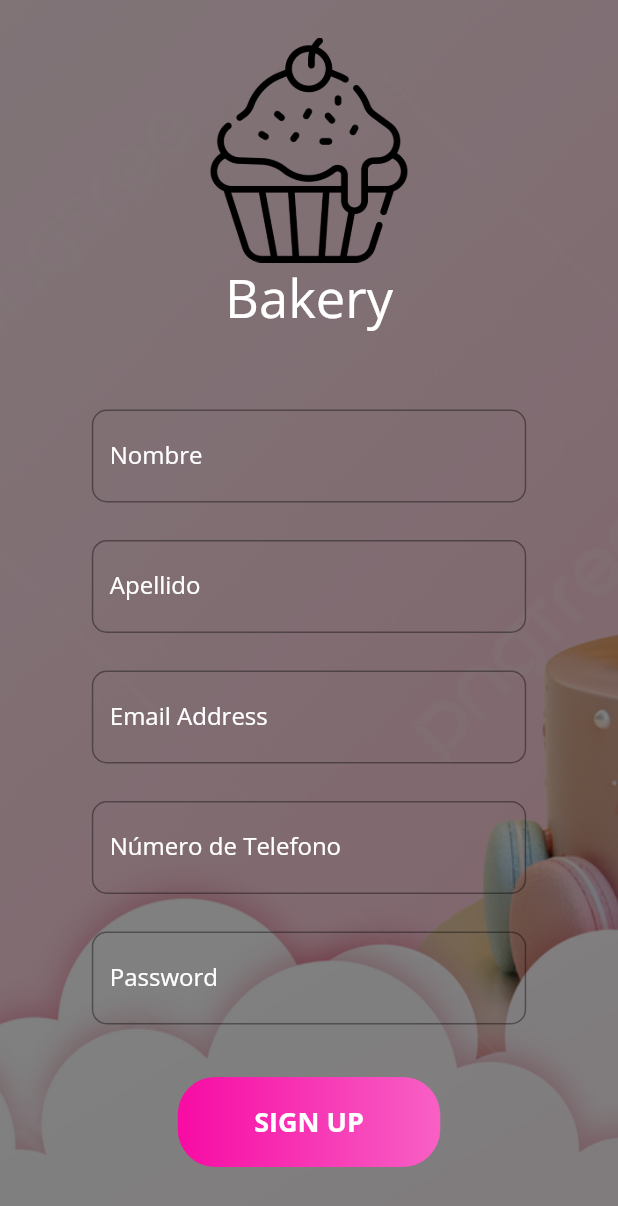
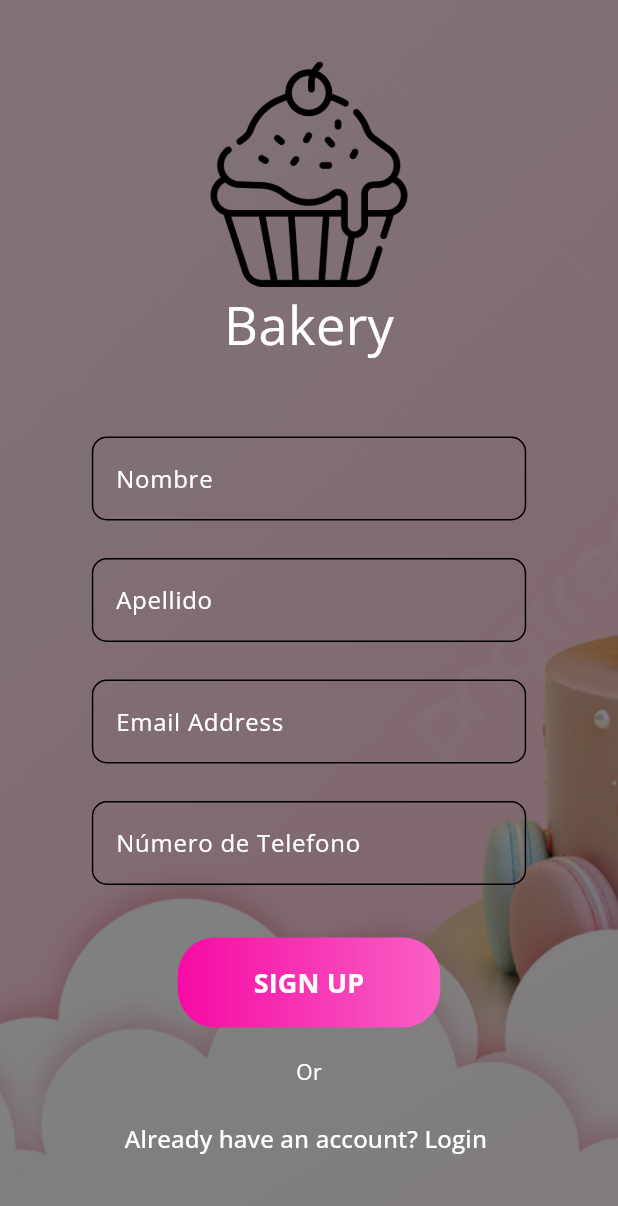
Before and after one commit to EZEVAR/bakery, a Flutter app: the RegisterView screen opened directly, on a phone screen of 412 x 824 dp. Shown: the top 1206 px of the screen. Run offline on Flutter 3.47's test engine with Material 2 defaults, Android fonts, the light colour scheme and no system bars; our stand-ins replace bloc, cloud_firestore, equatable, firebase_auth, firebase_core, flutter_bloc and 8 more; accounts and stored records are empty.

Commit message:
update
modificaciones en register y se agrega diseño ui

```diff
--- a/lib/auth/register/cubit/register_state.dart
+++ b/lib/auth/register/cubit/register_state.dart
@@ -2,7 +2,6 @@
 
 class RegisterState extends Equatable {
   final EmailInput emailInput;
-  final PasswordInput passwordInput;
   final NameInput nameInput;
   final LastnameInput lastnameInput;
   final PhoneInput phoneInput;
@@ -10,7 +9,6 @@
 
   const RegisterState({
     this.emailInput = const EmailInput.pure(),
-    this.passwordInput = const PasswordInput.pure(),
     this.nameInput = const NameInput.pure(),
     this.lastnameInput = const LastnameInput.pure(),
     this.phoneInput = const PhoneInput.pure(),
@@ -20,7 +18,6 @@
   @override
   List<Object> get props => [
         emailInput,
-        passwordInput,
         nameInput,
         lastnameInput,
         phoneInput,
@@ -29,7 +26,6 @@
 
   RegisterState copyWith({
     EmailInput? emailInput,
-    PasswordInput? passwordInput,
     NameInput? nameInput,
     LastnameInput? lastnameInput,
     PhoneInput? phoneInput,
@@ -38,7 +34,6 @@
   }) {
     return RegisterState(
       emailInput: emailInput ?? this.emailInput,
-      passwordInput: passwordInput ?? this.passwordInput,
       lastnameInput: lastnameInput ?? this.lastnameInput,
       nameInput: nameInput ?? this.nameInput,
       phoneInput: phoneInput ?? this.phoneInput,
--- a/lib/auth/register/view/register_view.dart
+++ b/lib/auth/register/view/register_view.dart
@@ -1,7 +1,6 @@
 import 'package:bakery/auth/register/view/widgets/reg_email_field.dart';
 import 'package:bakery/auth/register/view/widgets/reg_lastname_field.dart';
 import 'package:bakery/auth/register/view/widgets/reg_name_field.dart';
-import 'package:bakery/auth/register/view/widgets/reg_password_field.dart';
 import 'package:bakery/auth/register/view/widgets/reg_phone_field.dart';
 import 'package:bakery/auth/register/view/widgets/signupbutton.dart';
 import 'package:flutter/material.dart';
@@ -59,10 +58,6 @@
                 const SizedBox(
                   height: 25,
                 ),
-                const RegisterpassField(),
-                const SizedBox(
-                  height: 25,
-                ),
                 const SignupField(),
                 Container(
                   margin: const EdgeInsets.only(
--- a/lib/auth/register/view/widgets/reg_password_field.dart
+++ /dev/null
@@ -1,42 +0,0 @@
-import 'package:bakery/auth/register/cubit/register_cubit.dart';
-import 'package:flutter/material.dart';
-import 'package:flutter_bloc/flutter_bloc.dart';
-
-class RegisterpassField extends StatelessWidget {
-  const RegisterpassField({super.key});
-
-  @override
-  Widget build(BuildContext context) {
-    Size size = MediaQuery.sizeOf(context);
-    return BlocBuilder<RegisterCubit, RegisterState>(
-      builder: (context, state) {
-        return Container(
-          width: size.width * 0.80,
-          alignment: Alignment.center,
-          padding: const EdgeInsets.symmetric(
-            horizontal: 20,
-          ),
-          child: TextFormField(
-            onChanged: (value) {
-              print('Valor recibido en password field ${value}');
-              context.read<RegisterCubit>().passwordChanged(value);
-            },
-            style: const TextStyle(color: Colors.white),
-            decoration: InputDecoration(
-              border: OutlineInputBorder(
-                borderSide: const BorderSide(
-                  color: Colors.white,
-                ),
-                borderRadius: BorderRadius.circular(10),
-              ),
-              labelText: 'Password',
-              labelStyle: TextStyle(
-                color: Colors.white,
-              ),
-            ),
-          ),
-        );
-      },
-    );
-  }
-}
--- a/lib/services/database/database_service.dart
+++ b/lib/services/database/database_service.dart
@@ -5,13 +5,12 @@
 class DatabaseService {
   final FirebaseFirestore _db = FirebaseFirestore.instance;
 
-  Future<void> addUsuario(String name, String lastname, String email,
-      String password, String phone) async {
+  Future<void> addUsuario(
+      String name, String lastname, String email, String phone) async {
     await _db.collection('usuarios').add({
       'name': name,
       'lastname': lastname,
       'email': email,
-      'password': password,
       'phone': phone,
     });
   }
--- a/lib/theme.dart
+++ b/lib/theme.dart
@@ -2,7 +2,7 @@
 import 'package:google_fonts/google_fonts.dart';
 
 final theme = ThemeData(
-  // useMaterial3: true,
+  useMaterial3: true,
   // colorSchemeSeed: Color.fromARGB(255, 78, 45, 1),
   textTheme: GoogleFonts.openSansTextTheme(),
   primaryColorDark: const Color.fromARGB(255, 84, 1, 82),
```
Also changed, not shown: lib/auth/register/cubit/register_cubit.dart (+5 -24 lines), lib/services/database/database_repository_impl.dart (+10 -3 lines), UI_Desing/Diseño_de_pantallas.png (added), UI_Desing/Funcionalidad.png (added).
